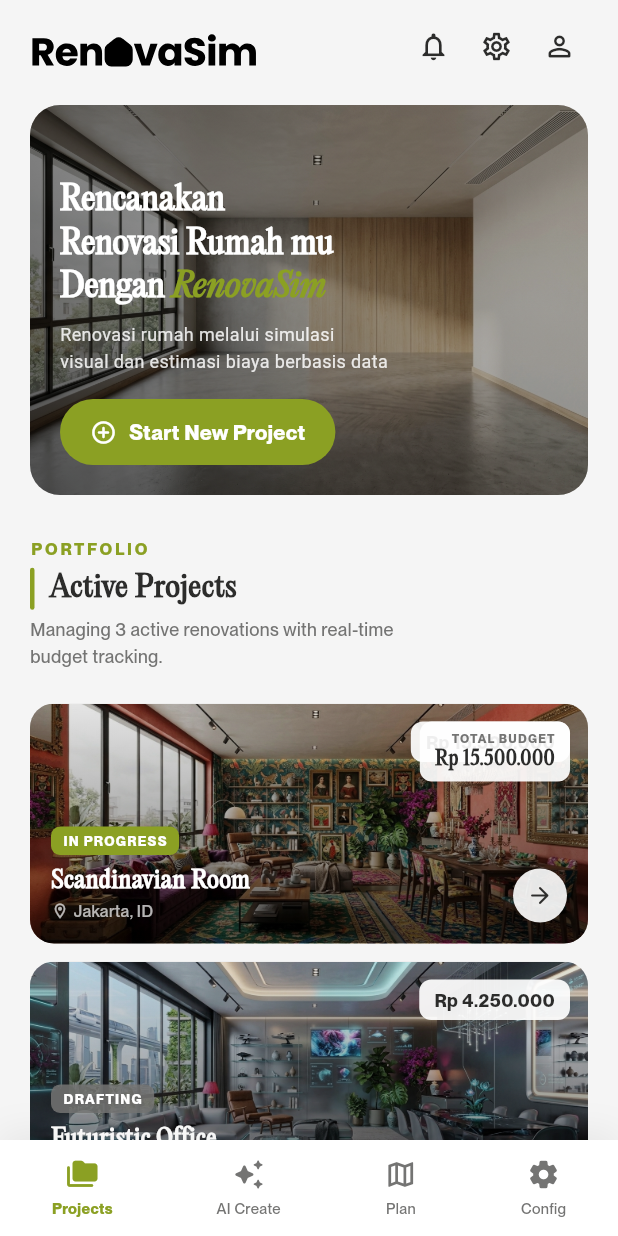
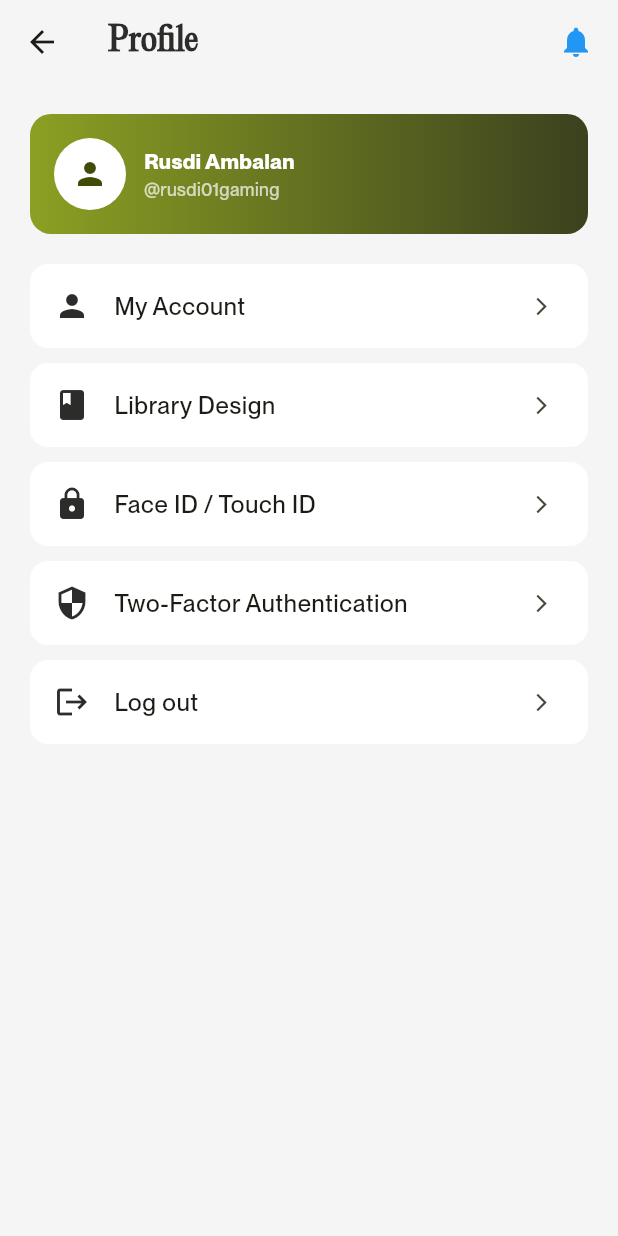
Before and after one commit to AmbatronZ/Renovasim-Flutter, a Flutter app: the HomeScreen screen opened directly, after a tap on the "person outline" icon, on a phone screen of 412 x 824 dp. Run offline on Flutter 3.47's test engine with Material 3 defaults, Android fonts, the phone set to English and light mode, and no system bars; our stand-ins replace flutter_svg; Roboto replaces fonts that are missing (PPNeue Montreal).

Commit message:
profile dan settings

```diff
--- a/lib/screens/home_screen.dart
+++ b/lib/screens/home_screen.dart
@@ -1,6 +1,7 @@
 import 'package:flutter/material.dart';
 import 'package:flutter/services.dart';
 import 'package:flutter_svg/flutter_svg.dart';
+import 'profile_screen.dart';
 
 // ─── Color Palette ───────────────────────────────────────────────────────────
 class AppColors {
@@ -11,6 +12,8 @@
   static const metallicBlack = Color(0xFF2C2C2B);
   static const white = Colors.white;
 }
+
+
 
 class HomeScreen extends StatefulWidget {
   const HomeScreen({super.key});
@@ -77,23 +80,37 @@
 class _TopBar extends StatelessWidget {
   @override
   Widget build(BuildContext context) {
-    return Padding(
+    return SizedBox(
+      height: 60, // WAJIB
+      child: Padding(
         padding: const EdgeInsets.fromLTRB(20, 12, 20, 4),
         child: Row(
           children: [
-          // Logo
             SvgPicture.asset(
               'assets/images/renovasim_logo.svg',
               height: 32,
             ),
             const Spacer(),
-          // Icons
+
             _IconBtn(icon: Icons.notifications_outlined),
             const SizedBox(width: 4),
+
             _IconBtn(icon: Icons.settings_outlined),
             const SizedBox(width: 4),
-          _IconBtn(icon: Icons.person_outline_rounded),
+
+            _IconBtn(
+              icon: Icons.person_outline_rounded,
+              onTap: () {
+                Navigator.push(
+                  context,
+                  MaterialPageRoute(
+                    builder: (_) => const ProfileScreen(),
+                  ),
+                );
+              },
+            ),
           ],
+        ),
       ),
     );
   }
@@ -101,15 +118,28 @@
 
 class _IconBtn extends StatelessWidget {
   final IconData icon;
-  const _IconBtn({required this.icon});
+  final VoidCallback? onTap;
+
+  const _IconBtn({
+    required this.icon,
+    this.onTap,
+  });
 
   @override
   Widget build(BuildContext context) {
-    return GestureDetector(
-      onTap: () {},
-      child: Container(
+    return Material(
+      color: Colors.transparent, // penting
+      child: InkWell(
+        onTap: onTap,
+        borderRadius: BorderRadius.circular(10),
+        child: Padding(
           padding: const EdgeInsets.all(8),
-        child: Icon(icon, size: 22, color: AppColors.metallicBlack),
+          child: Icon(
+            icon,
+            size: 22,
+            color: AppColors.metallicBlack,
+          ),
+        ),
       ),
     );
   }
@@ -200,7 +230,7 @@
                         fontSize: 12,
                         color: Colors.white.withOpacity(0.85),
                         height: 1.5,
-                        fontFamily: 'PPNeue Montreal',
+                        fontFamily: 'PPNeueMontrealMedium',
                       ),
                     ),
                     const SizedBox(height: 16),
--- /dev/null
+++ b/lib/screens/profile_screen.dart
@@ -0,0 +1,118 @@
+import 'package:flutter/material.dart';
+import 'home_screen.dart'; // buat AppColors
+import 'profile_setting_screen.dart';
+
+class ProfileScreen extends StatelessWidget {
+  const ProfileScreen({super.key});
+
+  @override
+  Widget build(BuildContext context) {
+    return Scaffold(
+      backgroundColor: AppColors.techWhite,
+      appBar: AppBar(
+        backgroundColor: Colors.transparent,
+        elevation: 0,
+        title: Text(
+          "Profile",
+          style: TextStyle(
+            color: AppColors.metallicBlack,
+            fontFamily: 'PPEditorialNew',
+            fontWeight: FontWeight.w700,
+          ),
+        ),
+        actions: [
+          Icon(Icons.notifications, color: Colors.blue),
+          SizedBox(width: 16),
+        ],
+      ),
+      body: Padding(
+        padding: const EdgeInsets.all(20),
+        child: Column(
+          children: [
+            // USER CARD
+            Container(
+              padding: const EdgeInsets.all(16),
+              decoration: BoxDecoration(
+                gradient: LinearGradient(
+                  colors: [
+                    AppColors.coconutGreen,
+                    AppColors.thatchGreen,
+                  ],
+                ),
+                borderRadius: BorderRadius.circular(14),
+              ),
+              child: Row(
+                children: [
+                  CircleAvatar(
+                    radius: 24,
+                    backgroundColor: Colors.white,
+                    child: Icon(Icons.person),
+                  ),
+                  SizedBox(width: 12),
+                  Column(
+                    crossAxisAlignment: CrossAxisAlignment.start,
+                    children: [
+                      Text(
+                        "Rusdi Ambalan",
+                        style: TextStyle(
+                          color: Colors.white,
+                          fontWeight: FontWeight.w700,
+                          fontFamily: 'PPNeueMontrealMedium',
+                        ),
+                      ),
+                      Text(
+                        "@rusdi01gaming",
+                        style: TextStyle(
+                          color: Colors.white70,
+                          fontSize: 12,
+                        ),
+                      ),
+                    ],
+                  )
+                ],
+              ),
+            ),
+
+            SizedBox(height: 20),
+
+            // MENU LIST
+            _menuItem(context, "My Account", Icons.person, () {
+              Navigator.push(
+                context,
+                MaterialPageRoute(
+                    builder: (_) => ProfileSettingScreen()),
+              );
+            }),
+
+            _menuItem(context, "Library Design", Icons.book, () {}),
+            _menuItem(context, "Face ID / Touch ID", Icons.lock, () {}),
+            _menuItem(context, "Two-Factor Authentication",
+                Icons.security, () {}),
+            _menuItem(context, "Log out", Icons.logout, () {}),
+          ],
+        ),
+      ),
+    );
+  }
+
+  Widget _menuItem(
+      BuildContext context, String title, IconData icon, VoidCallback onTap) {
+    return Container(
+      margin: const EdgeInsets.only(bottom: 10),
+      child: ListTile(
+        tileColor: Colors.white,
+        shape: RoundedRectangleBorder(
+            borderRadius: BorderRadius.circular(12)),
+        leading: Icon(icon, color: AppColors.metallicBlack),
+        title: Text(
+          title,
+          style: TextStyle(
+            fontFamily: 'PPNeueMontrealMedium',
+          ),
+        ),
+        trailing: Icon(Icons.arrow_forward_ios, size: 14),
+        onTap: onTap,
+      ),
+    );
+  }
+}
```
Also changed, not shown: lib/screens/profile_setting_screen.dart (added, +90 -0 lines). Lines whose indentation alone changed are shown as unchanged.
